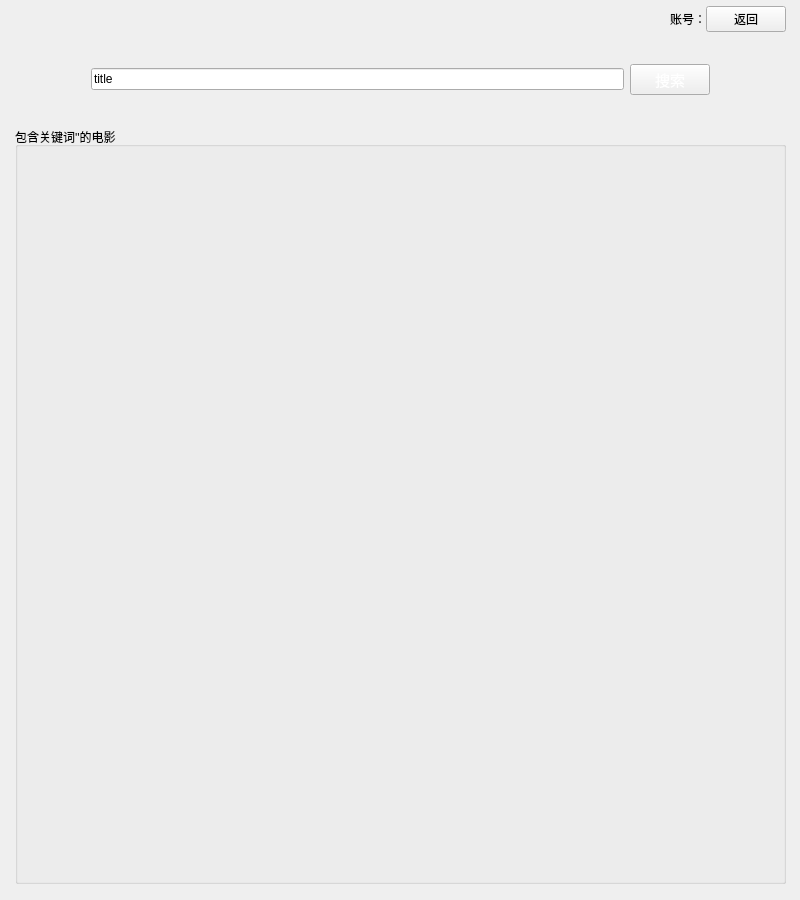
Old version of the form ui/movie_search.ui in the repository foxlora/MovieRecSys.
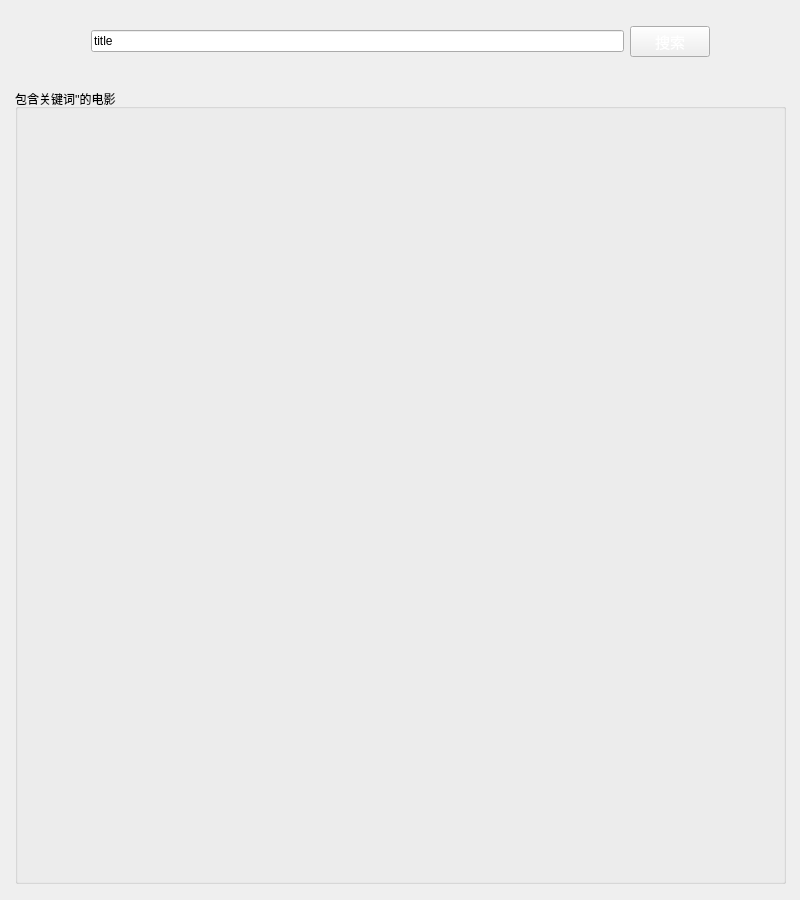
New version of the form. Custom widgets are drawn as their Qt base class.

The edit to the form file:
```diff
--- a/ui/movie_search.ui
+++ b/ui/movie_search.ui
@@ -47,32 +47,6 @@
        </property>
       </spacer>
      </item>
-     <item alignment="Qt::AlignLeft">
-      <widget class="QLabel" name="accountLabel">
-       <property name="minimumSize">
-        <size>
-         <width>30</width>
-         <height>0</height>
-        </size>
-       </property>
-       <property name="text">
-        <string>账号：</string>
-       </property>
-       <property name="margin">
-        <number>0</number>
-       </property>
-       <property name="indent">
-        <number>0</number>
-       </property>
-      </widget>
-     </item>
-     <item alignment="Qt::AlignRight">
-      <widget class="QPushButton" name="backButton">
-       <property name="text">
-        <string>返回</string>
-       </property>
-      </widget>
-     </item>
     </layout>
    </item>
    <item>
```
Left out of the diff: 18 changed lines with no effect on the pictures.
